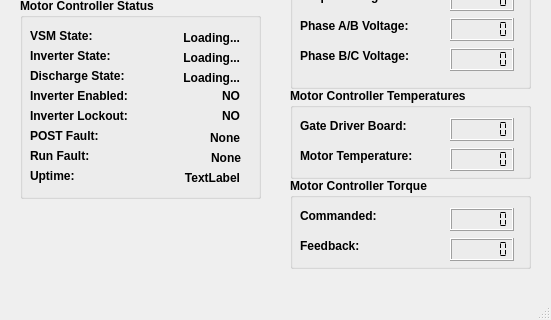
The window that Telemetry/HyTechTelemetry/mainwindow.ui (hytech-racing/code-2022) describes before a commit, drawn with Qt 5; both pictures show x 0 to 551 and y 369 to 689 of the 551 by 689 pixel window.
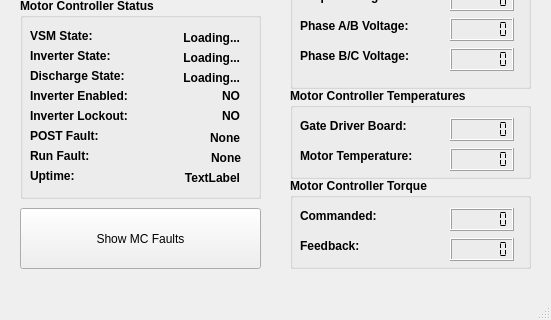
The same window after the commit.

Commit message: Telemetry main window done, working on MC fault code screen

What changed in the file:
```diff
--- a/Telemetry/HyTechTelemetry/mainwindow.ui
+++ b/Telemetry/HyTechTelemetry/mainwindow.ui
@@ -1274,6 +1274,19 @@
      </property>
     </widget>
    </widget>
+   <widget class="QPushButton" name="mc_fault_button">
+    <property name="geometry">
+     <rect>
+      <x>20</x>
+      <y>560</y>
+      <width>241</width>
+      <height>61</height>
+     </rect>
+    </property>
+    <property name="text">
+     <string>Show MC Faults</string>
+    </property>
+   </widget>
   </widget>
   <widget class="QMenuBar" name="menuBar">
    <property name="geometry">
```
The commit also changes 7 other files.
